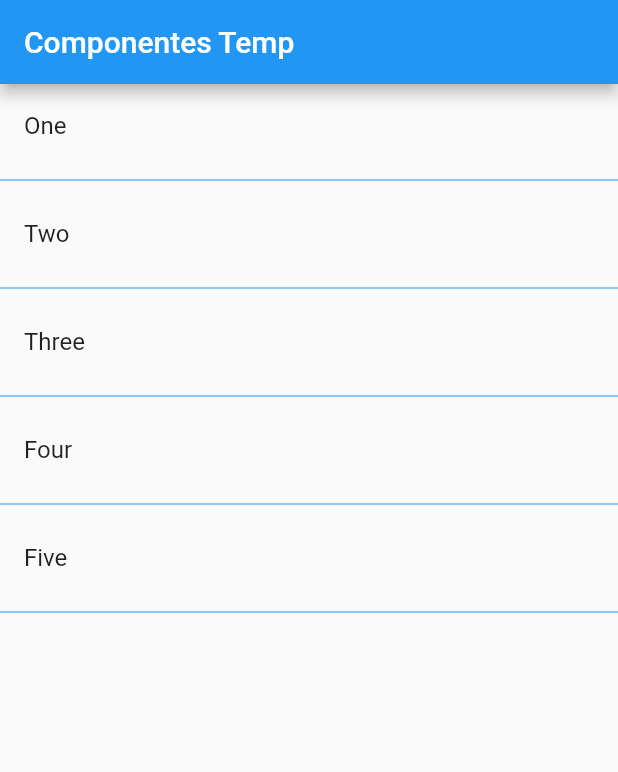
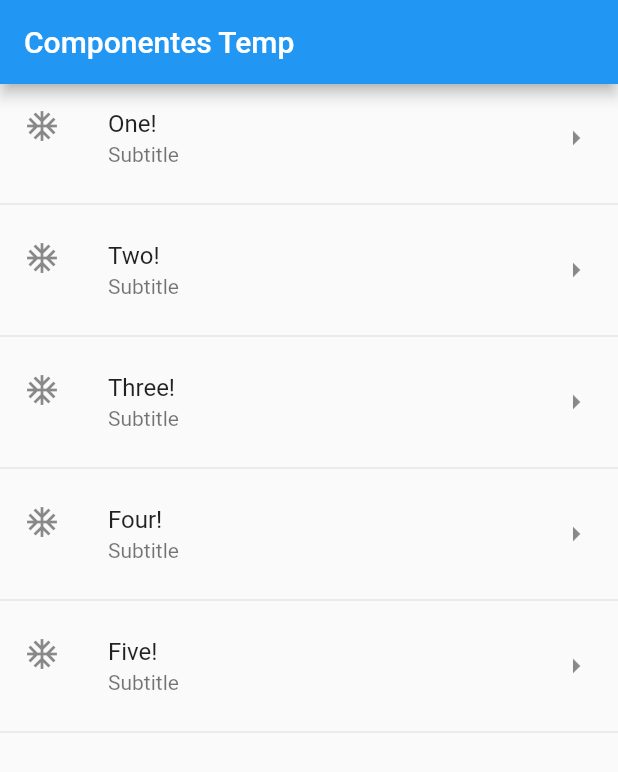
Before and after one commit to lucasedfc/flutter-apps, a Flutter app: the screen it shows after launch, on a phone screen of 412 x 824 dp. Shown: the top 772 px of the screen. Run offline on Flutter 3.47's test engine with Material 2 defaults, Android fonts, the phone set to English and light mode, and no system bars.

Commit message:
List method 2

```diff
--- a/components/lib/src/pages/home_temp.dart
+++ b/components/lib/src/pages/home_temp.dart
@@ -9,28 +9,43 @@ class HomePageTemp extends StatelessWidget {
       appBar: AppBar(
         title: Text('Componentes Temp'),
       ),
-      body: ListView(children: _createItems()),
+      body: ListView(children: _createItemsShort()),
     );
   }
 
   List<Widget> _createItems() {
-
     List<Widget> list = new List<Widget>();
 
     for (String opt in options) {
-
       final tempWidget = ListTile(
         title: Text(opt),
       );
 
-      list..add(tempWidget)
-          ..add(Divider(color: Colors.blue,
-      ));
+      list
+        ..add(tempWidget)
+        ..add(Divider(
+          color: Colors.blue,
+        ));
     }
     return list;
   }
 
-  List<Widget> createItemsShort() {
+  List<Widget> _createItemsShort() {
+    return options.map((item) {
+
+      return Column(
+        children: <Widget>[
+          ListTile(
+            subtitle: Text('Subtitle'),
+            leading: Icon(Icons.ac_unit),
+            trailing: Icon(Icons.arrow_right),
+            title: Text(item + '!'),
+            onTap: (){},
+          ),
+          Divider()
+        ],
+      );
+    }).toList();
 
   }
 }
```
